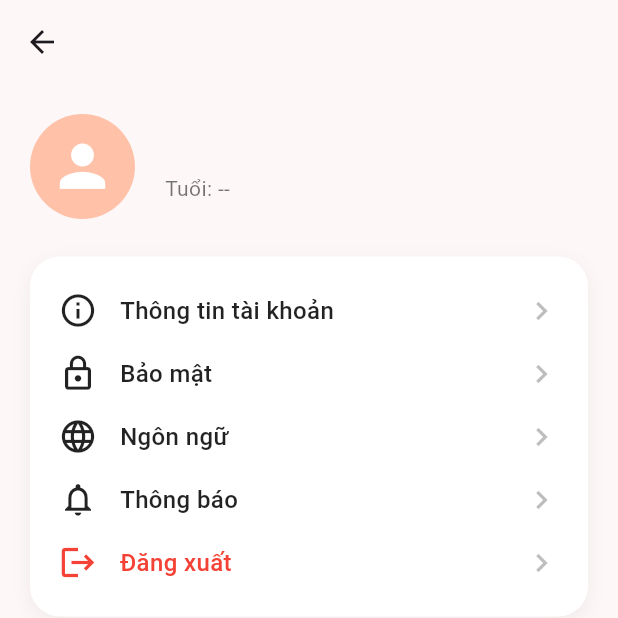
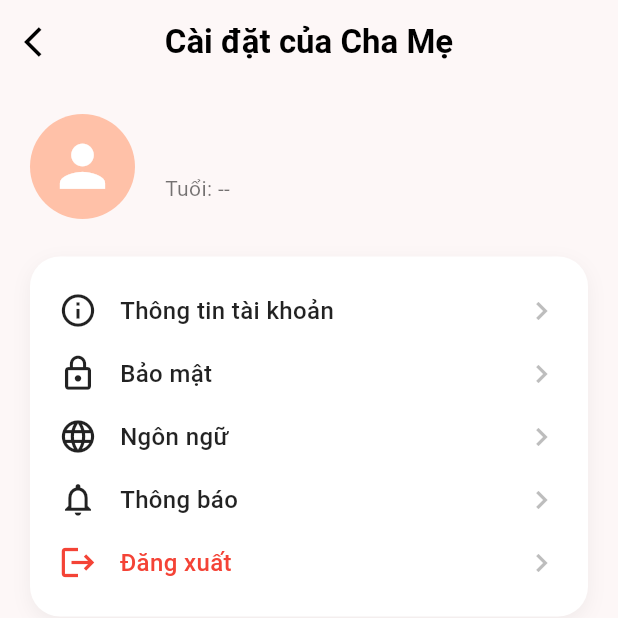
Before and after one commit to thuydung203/app_antam, a Flutter app: the ParentHomePage screen opened directly, after a tap on the "settings" icon, on a phone screen of 412 x 824 dp, the top half of it. Run offline on Flutter 3.47's test engine with Material 3 defaults, Android fonts, the phone set to English and light mode, and no system bars; our stand-ins replace cloud_firestore, firebase_auth, firebase_core, flutter_map, geolocator, image_picker and 2 more; missing offline and left inert: mobile_scanner; accounts and stored records are empty.

Commit message:
create parent_setting

```diff
--- a/lib/parent_home.dart
+++ b/lib/parent_home.dart
@@ -1,5 +1,6 @@
 import 'dart:async';
 import 'dart:convert';
+import 'package:antam_app/parent_setting.dart';
 import 'package:antam_app/providers/auth_provider.dart';
 import 'package:antam_app/setting.dart';
 import 'package:cloud_firestore/cloud_firestore.dart';
@@ -181,7 +182,7 @@ class _ParentHomePageState extends State<ParentHomePage> {
         actions: [
           IconButton(
             icon: const Icon(Icons.settings_outlined, color: Colors.black54),
-            onPressed: () => Navigator.push(context, MaterialPageRoute(builder: (context) => const SettingPage())),
+            onPressed: () => Navigator.push(context, MaterialPageRoute(builder: (context) => const ParentSettingPage())),
           ),
         ],
       ),
--- /dev/null
+++ b/lib/parent_setting.dart
@@ -0,0 +1,306 @@
+import 'dart:convert';
+import 'package:antam_app/setting_account_info_page.dart';
+import 'package:cloud_firestore/cloud_firestore.dart';
+import 'package:firebase_auth/firebase_auth.dart' hide AuthProvider;
+import 'package:flutter/material.dart';
+import 'package:antam_app/setting_account_security_page.dart';
+import 'package:antam_app/setting_language_page.dart';
+import 'package:antam_app/notification_setting_page.dart';
+import 'package:provider/provider.dart';
+import 'package:antam_app/providers/auth_provider.dart';
+import 'package:antam_app/login.dart';
+import 'package:image_picker/image_picker.dart';
+import 'dart:io';
+
+class ParentSettingPage extends StatefulWidget {
+  const ParentSettingPage({super.key});
+
+  @override
+  State<ParentSettingPage> createState() => _ParentSettingPageState();
+}
+
+class _ParentSettingPageState extends State<ParentSettingPage> {
+  final ImagePicker _picker = ImagePicker();
+  bool _isUploading = false;
+
+  void _showPicker(BuildContext context) {
+    showModalBottomSheet(
+      context: context,
+      builder: (BuildContext bc) {
+        return SafeArea(
+          child: Wrap(
+            children: <Widget>[
+              ListTile(
+                leading: const Icon(Icons.photo_library),
+                title: const Text('Thư viện ảnh'),
+                onTap: () {
+                  _imgFromGallery();
+                  Navigator.of(context).pop();
+                },
+              ),
+              ListTile(
+                leading: const Icon(Icons.photo_camera),
+                title: const Text('Máy ảnh'),
+                onTap: () {
+                  _imgFromCamera();
+                  Navigator.of(context).pop();
+                },
+              ),
+            ],
+          ),
+        );
+      },
+    );
+  }
+
+  Future<void> _processAndUploadImage(XFile? pickedFile) async {
+    if (pickedFile == null) return;
+    setState(() => _isUploading = true);
+    try {
+      final File file = File(pickedFile.path);
+      final bytes = await file.readAsBytes();
+      String base64String = base64Encode(bytes);
+      final String uid = FirebaseAuth.instance.currentUser?.uid ?? '';
+      if (uid.isNotEmpty) {
+        await FirebaseFirestore.instance.collection('users').doc(uid).update({
+          'avatar': base64String,
+        });
+        if (mounted) {
+          await Provider.of<AuthProvider>(context, listen: false).reloadUserModel();
+          ScaffoldMessenger.of(context).showSnackBar(
+            const SnackBar(content: Text('Cập nhật ảnh đại diện thành công!')),
+          );
+        }
+      }
+    } catch (e) {
+      if (mounted) {
+        ScaffoldMessenger.of(context).showSnackBar(
+          SnackBar(content: Text('Lỗi khi tải ảnh: $e')),
+        );
+      }
+    } finally {
+      if (mounted) setState(() => _isUploading = false);
+    }
+  }
+
+  Future<void> _imgFromGallery() async {
+    final XFile? image = await _picker.pickImage(source: ImageSource.gallery, imageQuality: 25);
+    await _processAndUploadImage(image);
+  }
+
+  Future<void> _imgFromCamera() async {
+    final XFile? image = await _picker.pickImage(source: ImageSource.camera, imageQuality: 25);
+    await _processAndUploadImage(image);
+  }
+
+  void _showLogoutDialog(BuildContext context) {
+    showDialog(
+      context: context,
+      builder: (BuildContext context) {
+        return AlertDialog(
+          title: const Text("Xác nhận đăng xuất"),
+          content: const Text("Bạn có chắc chắn muốn đăng xuất không?"),
+          actions: [
+            TextButton(
+              onPressed: () => Navigator.of(context).pop(),
+              child: const Text("Hủy", style: TextStyle(color: Colors.grey)),
+            ),
+            TextButton(
+              onPressed: () async {
+                Navigator.of(context).pop();
+                await Provider.of<AuthProvider>(context, listen: false).signOut();
+                if (mounted) {
+                  Navigator.pushAndRemoveUntil(
+                    context,
+                    MaterialPageRoute(builder: (_) => const LoginPage()),
+                    (route) => false,
+                  );
+                }
+              },
+              child: const Text("Đăng xuất", style: TextStyle(color: Colors.red, fontWeight: FontWeight.bold)),
+            ),
+          ],
+        );
+      },
+    );
+  }
+
+  @override
+  Widget build(BuildContext context) {
+    return Scaffold(
+      backgroundColor: const Color(0xfffdf7f7),
+      appBar: AppBar(
+        title: const Text("Cài đặt của Cha Mẹ", style: TextStyle(color: Colors.black, fontWeight: FontWeight.bold)),
+        backgroundColor: Colors.transparent,
+        elevation: 0,
+        centerTitle: true,
+        leading: IconButton(
+          icon: const Icon(Icons.arrow_back_ios, color: Colors.black),
+          onPressed: () => Navigator.pop(context),
+        ),
+      ),
+      body: Padding(
+        padding: const EdgeInsets.symmetric(horizontal: 20),
+        child: Column(
+          crossAxisAlignment: CrossAxisAlignment.start,
+          children: [
+            const SizedBox(height: 20),
+            Consumer<AuthProvider>(
+              builder: (context, auth, _) {
+                final user = auth.userModel;
+                final userName = user?.name ?? "Người dùng";
+                final String? avatarBase64 = user?.avatar;
+                final int userAge = user?.age ?? 0;
+
+                return Row(
+                  children: [
+                    GestureDetector(
+                      onTap: () => _showPicker(context),
+                      child: Stack(
+                        alignment: Alignment.center,
+                        children: [
+                          Container(
+                            width: 70,
+                            height: 70,
+                            decoration: const BoxDecoration(
+                              shape: BoxShape.circle,
+                              color: Color(0xFFFFC1A8),
+                            ),
+                            child: ClipOval(
+                              child: (avatarBase64 != null && avatarBase64.isNotEmpty)
+                                  ? Image.memory(
+                                      base64Decode(avatarBase64),
+                                      fit: BoxFit.cover,
+                                      gaplessPlayback: true,
+                                    )
+                                  : const Icon(Icons.person, size: 45, color: Colors.white),
+                            ),
+                          ),
+                          if (_isUploading)
+                            const CircularProgressIndicator(color: Colors.white),
+                        ],
+                      ),
+                    ),
+                    const SizedBox(width: 20),
+                    Column(
+                      crossAxisAlignment: CrossAxisAlignment.start,
+                      children: [
+                        Text(
+                          userName,
+                          style: const TextStyle(fontSize: 20, fontWeight: FontWeight.bold),
+                        ),
+                        Text(
+                          userAge > 0 ? "Tuổi: $userAge" : "Tuổi: --",
+                          style: const TextStyle(fontSize: 14, color: Colors.black54),
+                        ),
+                      ],
+                    ),
+                  ],
+                );
+              },
+            ),
+            const SizedBox(height: 25),
+
+            // Container menu
+            Container(
+              padding: const EdgeInsets.all(15),
+              decoration: BoxDecoration(
+                color: Colors.white,
+                borderRadius: BorderRadius.circular(20),
+                boxShadow: [
+                  BoxShadow(
+                    color: Colors.black.withOpacity(0.05),
+                    blurRadius: 10,
+                    offset: const Offset(0, 4),
+                  ),
+                ],
+              ),
+              child: Column(
+                children: [
+                  _buildMenuItem(
+                    icon: Icons.info_outline,
+                    title: "Thông tin tài khoản",
+                    onTap: () {
+                      Navigator.push(
+                        context,
+                        MaterialPageRoute(builder: (context) => const AccountInfoPage()),
+                      );
+                    },
+                  ),
+                  _buildMenuItem(
+                      icon: Icons.lock_outline,
+                      title: "Bảo mật",
+                      onTap: () {
+                        Navigator.push(
+                          context,
+                          MaterialPageRoute(builder: (context) => const SecurityPage()),
+                        );
+                      }
+                  ),
+                  _buildMenuItem(
+                      icon: Icons.language,
+                      title: "Ngôn ngữ",
+                      onTap: () {
+                        Navigator.push(
+                          context,
+                          MaterialPageRoute(builder: (context) => const LanguagePage()),
+                        );
+                      }
+                  ),
+                  _buildMenuItem(
+                      icon: Icons.notifications_none,
+                      title: "Thông báo",
+                      onTap: () {
+                        Navigator.push(
+                          context,
+                          MaterialPageRoute(builder: (context) => const NotificationPage()),
+                        );
+                      }
+                  ),
+                  _buildMenuItem(
+                    icon: Icons.logout,
+                    title: "Đăng xuất",
+                    color: Colors.red,
+                    onTap: () => _showLogoutDialog(context),
+                  ),
+                ],
+              ),
+            ),
+          ],
+        ),
+      ),
+    );
+  }
+
+  Widget _buildMenuItem({
+    required IconData icon,
+    required String title,
+    Color color = Colors.black87,
+    VoidCallback? onTap,
+  }) {
+    return Column(
+      children: [
+        InkWell(
+          onTap: onTap,
+          borderRadius: BorderRadius.circular(10),
+          child: Padding(
+            padding: const EdgeInsets.symmetric(vertical: 8, horizontal: 4),
+            child: Row(
+              children: [
+                Icon(icon, size: 26, color: color),
+                const SizedBox(width: 15),
+                Expanded(
+                  child: Text(
+                    title,
+                    style: TextStyle(fontSize: 16, fontWeight: FontWeight.w500, color: color),
+                  ),
+                ),
+                Icon(Icons.chevron_right, color: Colors.grey.shade400),
+              ],
+            ),
+          ),
+        ),
+      ],
+    );
+  }
+}
```
